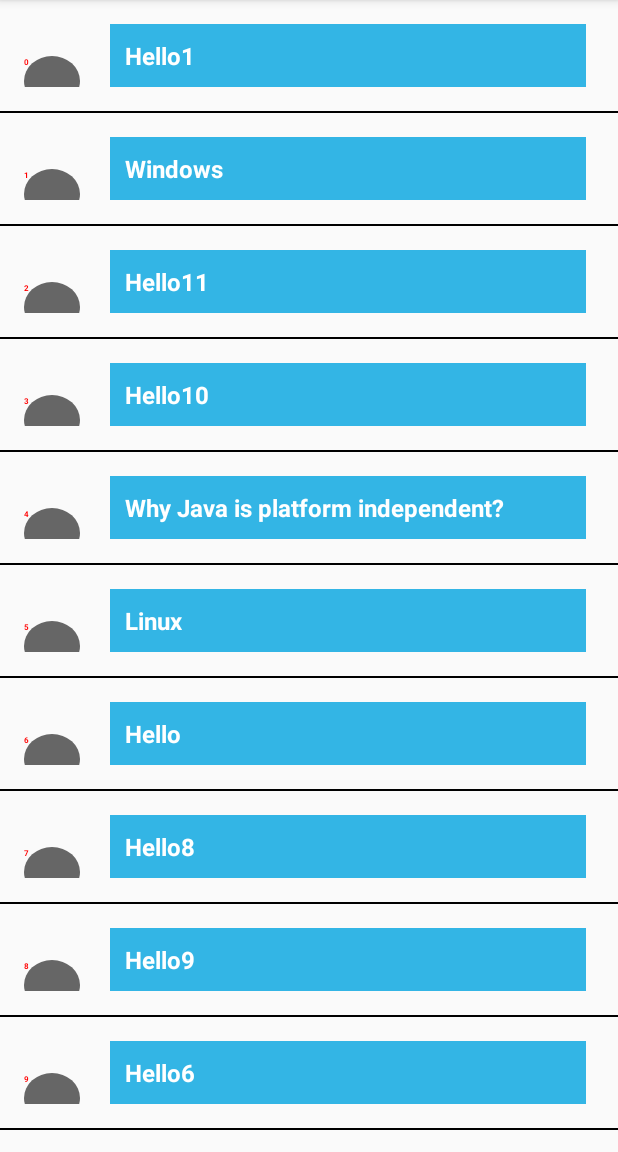
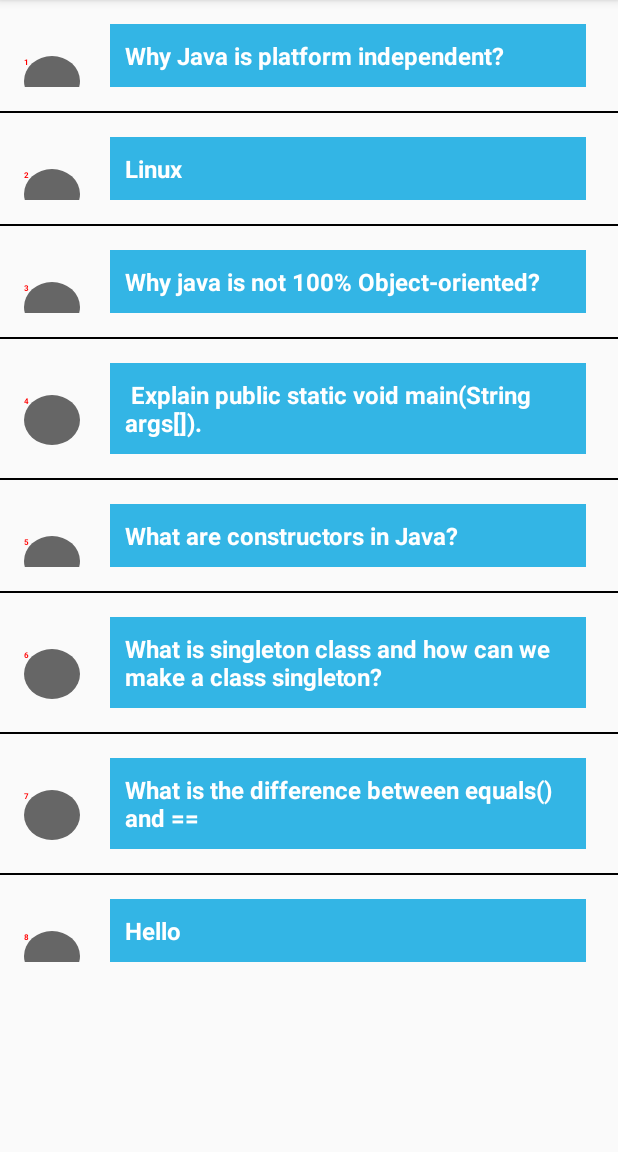
Before and after one commit to ShubhamYGS/ExpandableListView, an Android app: the screen it shows after launch (MainActivity), on a phone screen of 412 x 824 dp, the part 84-1236 px from its top. Run offline under Robolectric (Android 15) with nearby library versions, the phone set to English and light mode, and no system bars.

Commit message:
Fix: Sequence of List

```diff
--- a/app/src/main/java/com/example/shubham/expnadablellistview/MainActivity.java
+++ b/app/src/main/java/com/example/shubham/expnadablellistview/MainActivity.java
@@ -12,6 +12,7 @@ import android.widget.ExpandableListView;
 
 import java.util.ArrayList;
 import java.util.HashMap;
+import java.util.LinkedHashMap;
 import java.util.List;
 
 public class MainActivity extends AppCompatActivity {
@@ -23,7 +24,13 @@ public class MainActivity extends AppCompatActivity {
 
         ExpandableListView expandableListView = findViewById(R.id.expandableListView);
 
-        HashMap<String, List<String>> item = new HashMap<>();
+        LinkedHashMap<String, List<String>> item = new LinkedHashMap<>();
+
+        ArrayList<String> id1 = new ArrayList<>();
+        id1.add("Platform independent practically means “write once run anywhere”. Java is called so because of its byte codes which can run on any system irrespective of its underlying operating system.");
+
+        item.put("Why Java is platform independent?", id1);
+
 
         ArrayList<String> linuxGroups = new ArrayList<>();
         linuxGroups.add("Ubuntu");
@@ -33,67 +40,40 @@ public class MainActivity extends AppCompatActivity {
 
         item.put("Linux", linuxGroups);
 
-        ArrayList<String> windowsGroups = new ArrayList<>();
-        windowsGroups.add("Windows");
-        windowsGroups.add("Windows NT");
-        windowsGroups.add("Windows RT");
-        windowsGroups.add("Windows Mobile");
+        ArrayList<String> id2 = new ArrayList<>();
+        id2.add("Java is not 100% Object-oriented because it makes use of eight primitive datatypes such as boolean, byte, char, int, float, double, long, short which are not objects.");
 
-        item.put("Windows", windowsGroups);
-
-        ArrayList<String> id1 = new ArrayList<>();
-        id1.add("Platform independent practically means “write once run anywhere”. Java is called so because of its byte codes which can run on any system irrespective of its underlying operating system.");
-
-        item.put("Why Java is platform independent?", id1);
-
-        ArrayList<String> id2 = new ArrayList<>();
-        id2.add("Hi");
-        item.put("Hello",id2);
+        item.put("Why java is not 100% Object-oriented?", id2);
 
         ArrayList<String> id3 = new ArrayList<>();
-        id3.add("Hi1");
-        item.put("Hello1",id3);
+        id3.add("public : Public is an access modifier, which is used to specify who can access this method. Public means that this Method will be accessible by any Class.\n" +
+                "static : It is a keyword in java which identifies it is class based i.e it can be accessed without creating the instance of a Class.\n" +
+                "void : It is the return type of the method. Void defines the method which will not return any value.\n" +
+                "main: It is the name of the method which is searched by JVM as a starting point for an application with a particular signature only. It is the method where the main execution occurs.\n" +
+                "String args[] : It is the parameter passed to the main method.");
+        item.put(" Explain public static void main(String args[]).",id3);
 
         ArrayList<String> id4 = new ArrayList<>();
-        id4.add("Hi2");
-        item.put("Hello2",id4);
+        id4.add("In Java, constructor refers to a block of code which is used to initialize an object. It must have the same name as that of the class. Also, it has no return type and it is automatically called when an object is created.\n" +
+                "\n" +
+                "There are two types of constructors:\n" +
+                "\n" +
+                "Default constructor\n" +
+                "Parameterized constructor");
+        item.put("What are constructors in Java?",id4);
 
         ArrayList<String> id5 = new ArrayList<>();
-        id5.add("Hi3");
-        item.put("Hello3",id5);
+        id5.add("Singleton class is a class whose only one instance can be created at any given time, in one JVM. A class can be made singleton by making its constructor private.");
+        item.put("What is singleton class and how can we make a class singleton?",id5);
 
         ArrayList<String> id6 = new ArrayList<>();
-        id6.add("Hi4");
-        item.put("Hello4",id6);
+        id6.add("Equals() method is defined in Object class in Java and used for checking equality of two objects defined by business logic.\n" +
+                "“==” or equality operator in Java is a binary operator provided by Java programming language and used to compare primitives and objects. public boolean equals(Object o) is the method provided by the Object class. The default implementation uses == operator to compare two objects. For example: method can be overridden like String class. equals() method is used to compare the values of two objects.");
+        item.put("What is the difference between equals() and == ",id6);
 
         ArrayList<String> id7 = new ArrayList<>();
-        id7.add("Hi5");
-        item.put("Hello5",id7);
-
-        ArrayList<String> id8 = new ArrayList<>();
-        id8.add("Hi6");
-        item.put("Hello6",id8);
-
-        ArrayList<String> id9 = new ArrayList<>();
-        id9.add("Hi7");
-        item.put("Hello7",id9);
-
-        ArrayList<String> id25 = new ArrayList<>();
-        id25.add("Hi8");
-        item.put("Hello8",id25);
-
-        ArrayList<String> id26 = new ArrayList<>();
-        id26.add("Hi9");
-        item.put("Hello9",id26);
-
-        ArrayList<String> id28 = new ArrayList<>();
-        id28.add("Hi10");
-        item.put("Hello10",id28);
-
-        ArrayList<String> id0 = new ArrayList<>();
-        id0.add("Hi11");
-        item.put("Hello11",id0);
-
+        id7.add("Hi");
+        item.put("Hello",id7);
 
 
         MyExpandableListAdapter adapter = new MyExpandableListAdapter(item);
--- a/app/src/main/java/com/example/shubham/expnadablellistview/MyExpandableListAdapter.java
+++ b/app/src/main/java/com/example/shubham/expnadablellistview/MyExpandableListAdapter.java
@@ -1,9 +1,13 @@
 package com.example.shubham.expnadablellistview;
 
+import android.graphics.Color;
+import android.graphics.drawable.Drawable;
 import android.view.LayoutInflater;
+import android.view.MotionEvent;
 import android.view.View;
 import android.view.ViewGroup;
 import android.widget.BaseExpandableListAdapter;
+import android.widget.ExpandableListView;
 import android.widget.TextView;
 
 import java.util.HashMap;
@@ -12,6 +16,7 @@ import java.util.List;
 public class MyExpandableListAdapter extends BaseExpandableListAdapter {
     private HashMap<String, List<String>> mStringListHashMap;
     private String[] mListHeaderGroup;
+
 
 
     public MyExpandableListAdapter(HashMap<String, List<String>> stringListHashMap) {
@@ -64,7 +69,7 @@ public class MyExpandableListAdapter extends BaseExpandableListAdapter {
         textView.setText(String.valueOf(getGroup(groupPosition)));
 
         TextView counter = convertView.findViewById(R.id.tv_counter);
-        counter.setText(String.valueOf(groupPosition));
+        counter.setText(String.valueOf(groupPosition+1));
 
         return convertView;
     }
```
